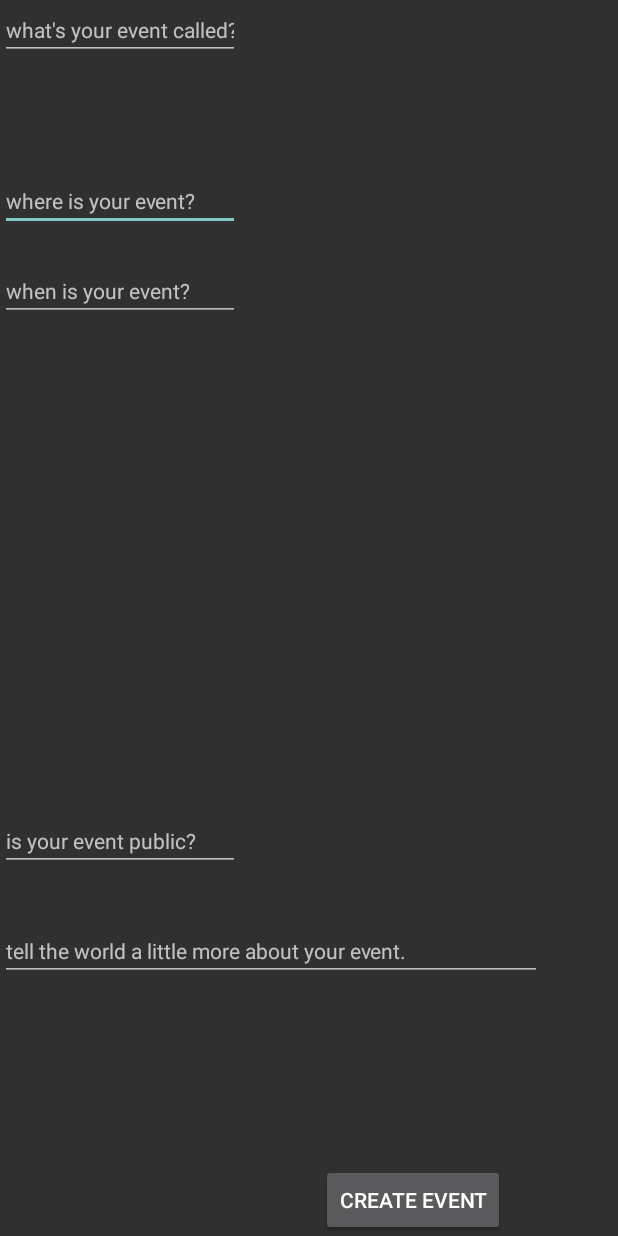
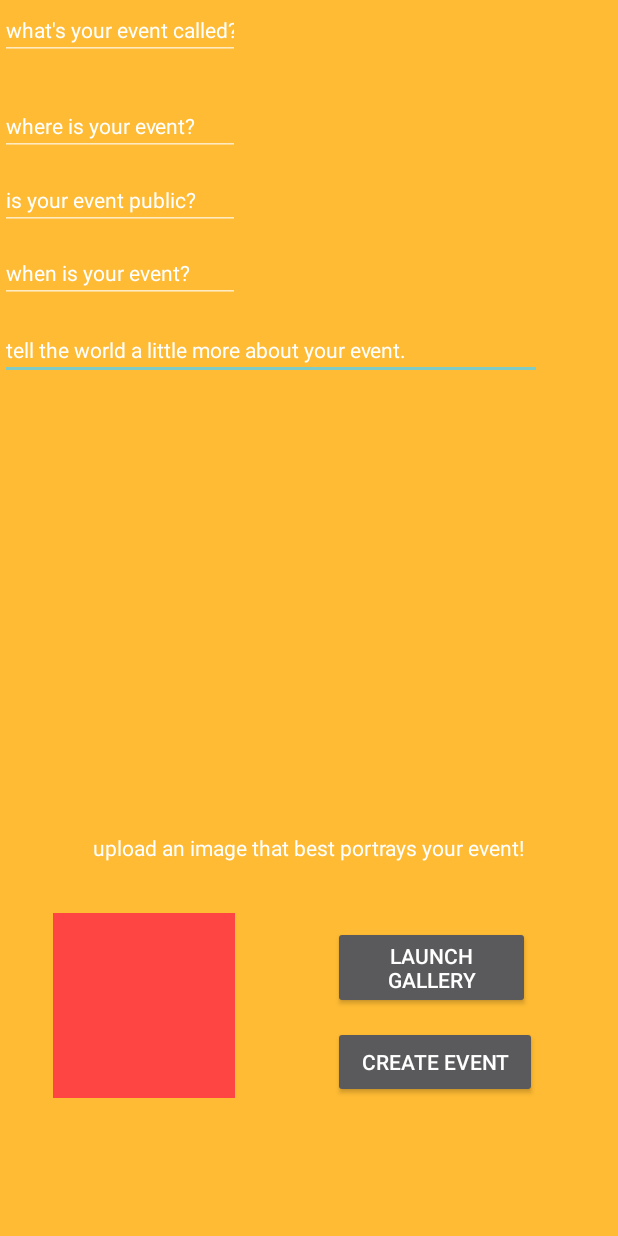
Before and after one commit to TinderButForLike/SQUAA, an Android app: the EventActivity screen opened directly, with no data from a screen before it, on a phone screen of 412 x 824 dp. Run offline under Robolectric (Android 15) with nearby library versions, the phone set to English and light mode, and no system bars; our stand-ins replace ButterKnife; libraries missing offline, so code that uses them is left out: com.parse.

Commit message:
upload event image from gallery complete

```diff
--- a/app/build.gradle
+++ b/app/build.gradle
@@ -31,7 +31,12 @@ dependencies {
     // parse
     implementation 'com.parse.bolts:bolts-android:1.4.0'
     implementation 'com.parse:parse-android:1.17.3'
+    implementation 'com.parse:parseui-widget-android:0.0.2'
+
     implementation 'com.android.support:design:28.0.0-alpha3'
+
+    //glide
+    implementation 'com.github.bumptech.glide:glide:3.8.0'
 
     // butterknife
     implementation 'com.jakewharton:butterknife:8.4.0'
--- a/app/src/main/java/com/example/cgaima/squaa/EventActivity.java
+++ b/app/src/main/java/com/example/cgaima/squaa/EventActivity.java
@@ -1,19 +1,25 @@
 package com.example.cgaima.squaa;
 
 import android.content.Intent;
+import android.graphics.Bitmap;
+import android.net.Uri;
 import android.os.Bundle;
+import android.provider.MediaStore;
 import android.support.v7.app.AppCompatActivity;
 import android.util.Log;
 import android.view.View;
 import android.widget.Button;
 import android.widget.EditText;
-import android.widget.Toolbar;
+import android.widget.ImageView;
+import android.widget.Toast;
 
 import com.example.cgaima.squaa.Models.Event;
 import com.parse.ParseException;
+import com.parse.ParseFile;
 import com.parse.SaveCallback;
 
-import java.util.Date;
+import java.io.ByteArrayOutputStream;
+import java.io.IOException;
 
 import butterknife.BindView;
 import butterknife.ButterKnife;
@@ -21,23 +27,28 @@ import butterknife.ButterKnife;
 public class EventActivity extends AppCompatActivity {
 
     //resource variables
-    @BindView(R.id.toolbar)
-    Toolbar toolbar;
+
     @BindView(R.id.name)
     EditText name;
     @BindView(R.id.location)
     EditText location;
-    @BindView(R.id.date)
-    EditText date;
+    //@BindView(R.id.date)
+    //EditText date;
     @BindView(R.id.privacy)
     EditText privacy;
     @BindView(R.id.description)
     EditText description;
     @BindView(R.id.create)
     Button create;
+    @BindView(R.id.launchGalBtn)
+    Button launch;
+    @BindView(R.id.eventPic)
+    ImageView eventPic;
 
+    static ParseFile image;
 
-
+    private int PICK_PHOTO_CODE = 1046;
+    final Event newEvent = new Event();
 
 
     @Override
@@ -46,21 +57,22 @@ public class EventActivity extends AppCompatActivity {
         setContentView(R.layout.activity_event);
         ButterKnife.bind(this); //bind butterknife after
 
-        if (useToolbar()){
-            setActionBar(toolbar);
-        }
-        else {
-            toolbar.setVisibility(View.GONE);
-        }
+        launch.setOnClickListener(new View.OnClickListener() {
+            @Override
+            public void onClick(View view) {
+                onPickPhoto();
+            }
+        });
+
         create.setOnClickListener(new View.OnClickListener() {
             @Override
             public void onClick(View view) {
                 String mName = name.getText().toString();
                 String mLocation = location.getText().toString();
-                Date mDate = (Date) date.getText();
                 String mDescription = description.getText().toString();
+                ParseFile mImage = image;
 
-                createEvent(mName, mLocation, mDate, mDescription);
+                createEvent(mName, mLocation, mDescription, mImage);
 
                 Intent createIntent = new Intent(EventActivity.this, HomeActivity.class);
                 startActivity(createIntent);
@@ -69,13 +81,11 @@ public class EventActivity extends AppCompatActivity {
     }
 
     //create a new event
-    private void createEvent(String name, String location, Date date,  String description) { //TODO add privacy, image, date
-        final Event newEvent = new Event();
+    private void createEvent(String name, String location, String description, ParseFile img) { //TODO add privacy, image,chey date
         newEvent.setEventName(name);
         newEvent.setLocation(location);
-        newEvent.setDate(date);
-        //newEvent.setPrivacy(privacy);
         newEvent.setDescription(description);
+        newEvent.setEventImage(img);
 
         newEvent.saveInBackground(new SaveCallback() {
             @Override
@@ -91,15 +101,62 @@ public class EventActivity extends AppCompatActivity {
         });
     }
 
+    //choose a photo from the gallery
+    public void onPickPhoto() {
+        // create the intent for picking a photo from the gallery
+        Intent intent = new Intent(Intent.ACTION_PICK, MediaStore.Images.Media.EXTERNAL_CONTENT_URI);
+        //as long as the result isn't null, we can use this intent
+        if (intent.resolveActivity(getPackageManager()) != null) {
+            //bring up the gallery
+            startActivityForResult(intent, PICK_PHOTO_CODE);
+        }
+    }
 
+    //handle intents and activity results
+    public void onActivityResult(int requestCode, int resultCode, Intent data) {
+        if (requestCode == PICK_PHOTO_CODE) {
+            if (resultCode == RESULT_OK) {
+                //launch the gallery
+                 if (data != null) {
+                     Uri photoUri = data.getData();
+                     //do something with the photo based on what we get
+                     Bitmap selectedImage = null;
+                     try {
+                         selectedImage = MediaStore.Images.Media.getBitmap(this.getContentResolver(), photoUri);
+                     } catch (IOException e) {
+                         Log.d("Event Activity", "Something aint right");
+                         e.printStackTrace();
+                     }
 
+                     //load the image into the view
+                     eventPic.setImageBitmap(selectedImage);
+                     writeBitmapToFile(selectedImage);
 
+                 }
+            }
+        }
+        else {
+            //make them sad
+            Toast.makeText(this, "there was an error uploading your picture. try again!", Toast.LENGTH_SHORT).show();
+        }
+    }
+
+    public static void writeBitmapToFile(Bitmap bitmap) {
+        ByteArrayOutputStream stream = new ByteArrayOutputStream();
+        bitmap.compress(Bitmap.CompressFormat.PNG, 0, stream);
+        byte[] bitmapBytes = stream.toByteArray();
+
+        image = new ParseFile("myImage", bitmapBytes);
+        try {
+            image.save();
+        } catch (ParseException e) {
+            e.printStackTrace();
+        }
+    }
 
 
     protected boolean useToolbar(){
         return true;
     }
 
-
-
 }
--- a/app/src/main/java/com/example/cgaima/squaa/Models/User.java
+++ b/app/src/main/java/com/example/cgaima/squaa/Models/User.java
@@ -2,10 +2,10 @@ package com.example.cgaima.squaa.Models;
 
 import com.parse.ParseClassName;
 import com.parse.ParseFile;
-import com.parse.ParseObject;
+import com.parse.ParseUser;
 
 @ParseClassName("User")
-public class User extends ParseObject{
+public class User extends ParseUser {
 
     private static final String KEY_IMAGE = "profile_picture";
     private static final String KEY_FRIENDS = "friends";
--- a/app/src/main/res/layout/activity_event.xml
+++ b/app/src/main/res/layout/activity_event.xml
@@ -4,58 +4,31 @@
     xmlns:tools="http://schemas.android.com/tools"
     android:layout_width="match_parent"
     android:layout_height="match_parent"
+    android:background="@android:color/holo_orange_light"
     tools:context=".EventActivity">
 
 
-    <ScrollView
-        android:layout_width="match_parent"
-        android:layout_height="match_parent"
-        android:layout_alignParentStart="true"
-        android:layout_alignParentTop="true">
-
-        <RelativeLayout
-            android:layout_width="match_parent"
-            android:layout_height="match_parent">
-
-        </RelativeLayout>
-
-
-    </ScrollView>
+    <Button
+        android:id="@+id/create"
+        android:layout_width="136dp"
+        android:layout_height="wrap_content"
+        android:layout_alignBottom="@+id/eventPic"
+        android:layout_alignParentEnd="true"
+        android:layout_marginBottom="0dp"
+        android:layout_marginEnd="54dp"
+        android:text="create event" />
 
     <EditText
-        android:id="@+id/location"
-        android:layout_width="wrap_content"
-        android:layout_height="wrap_content"
-        android:layout_alignEnd="@+id/name"
-        android:layout_alignParentTop="true"
-        android:layout_marginTop="114dp"
-        android:ems="10"
-        android:hint="where is your event?"
-        android:inputType="text"
-        android:textSize="14sp" />
-
-    <EditText
-        android:id="@+id/date"
-        android:layout_width="wrap_content"
+        android:id="@+id/description"
+        android:layout_width="361dp"
         android:layout_height="wrap_content"
         android:layout_alignParentStart="true"
         android:layout_alignParentTop="true"
-        android:layout_marginTop="174dp"
+        android:layout_marginTop="213dp"
         android:ems="10"
-        android:hint="when is your event?"
-        android:inputType="datetime"
-        android:textSize="14sp" />
-
-    <EditText
-        android:id="@+id/privacy"
-        android:layout_width="wrap_content"
-        android:layout_height="wrap_content"
-        android:layout_alignParentBottom="true"
-        android:layout_alignParentStart="true"
-        android:layout_marginBottom="243dp"
-        android:ems="10"
-        android:hint="is your event public?"
-        android:inputType="text"
+        android:hint="tell the world a little more about your event."
+        android:inputType="text|textPersonName"
+        android:textColorHint="@android:color/white"
         android:textSize="14sp" />
 
     <EditText
@@ -66,28 +39,76 @@
         android:layout_below="@+id/toolbar"
         android:ems="10"
         android:hint="what's your event called?"
+        android:textColorHint="@android:color/white"
         android:inputType="text"
         android:textSize="14sp" />
 
     <EditText
-        android:id="@+id/description"
-        android:layout_width="361dp"
+        android:id="@+id/privacy"
+        android:layout_width="wrap_content"
         android:layout_height="wrap_content"
+        android:layout_alignParentStart="true"
+        android:layout_alignParentTop="true"
+        android:layout_marginTop="113dp"
+        android:ems="10"
+        android:hint="is your event public?"
+        android:inputType="text"
+        android:textColorHint="@android:color/white"
+        android:textSize="14sp" />
+
+    <EditText
+        android:id="@+id/date"
+        android:layout_width="wrap_content"
+        android:layout_height="wrap_content"
+        android:layout_alignParentStart="true"
+        android:layout_alignParentTop="true"
+        android:layout_marginTop="162dp"
+        android:ems="10"
+        android:hint="when is your event?"
+        android:inputType="datetime"
+        android:textColorHint="@android:color/white"
+        android:textSize="14sp" />
+
+    <EditText
+        android:id="@+id/location"
+        android:layout_width="wrap_content"
+        android:layout_height="wrap_content"
+        android:layout_alignParentStart="true"
+        android:layout_alignParentTop="true"
+        android:layout_marginTop="64dp"
+        android:ems="10"
+        android:hint="where is your event?"
+        android:textColorHint="@android:color/white"
+        android:inputType="text"
+        android:textSize="14sp" />
+
+    <ImageView
+        android:id="@+id/eventPic"
+        android:layout_width="121dp"
+        android:layout_height="123dp"
         android:layout_alignParentBottom="true"
         android:layout_alignParentStart="true"
-        android:layout_marginBottom="170dp"
-        android:ems="10"
-        android:hint="tell the world a little more about your event."
-        android:inputType="text|textPersonName"
-        android:textSize="14sp" />
+        android:layout_marginBottom="92dp"
+        android:layout_marginStart="35dp"
+        app:srcCompat="@android:color/holo_red_light" />
 
-    <Button
-        android:id="@+id/create"
+    <TextView
+        android:id="@+id/imagePrompt"
         android:layout_width="wrap_content"
         android:layout_height="wrap_content"
         android:layout_alignParentBottom="true"
-        android:layout_alignParentEnd="true"
-        android:layout_marginEnd="75dp"
-        android:text="create event" />
+        android:layout_centerHorizontal="true"
+        android:layout_marginBottom="249dp"
+        android:text="upload an image that best portrays your event!"
+        android:textColor="@android:color/white" />
+
+    <Button
+        android:id="@+id/launchGalBtn"
+        android:layout_width="131dp"
+        android:layout_height="wrap_content"
+        android:layout_alignParentBottom="true"
+        android:layout_alignStart="@+id/create"
+        android:layout_marginBottom="151dp"
+        android:text="launch gallery" />
 
 </RelativeLayout>
```
Also changed, not shown: app/src/main/AndroidManifest.xml (+6 -4 lines), app/src/main/java/com/example/cgaima/squaa/EventAdapter.java (+10 -2 lines), app/src/main/res/layout/item_event.xml (+5 -3 lines).
